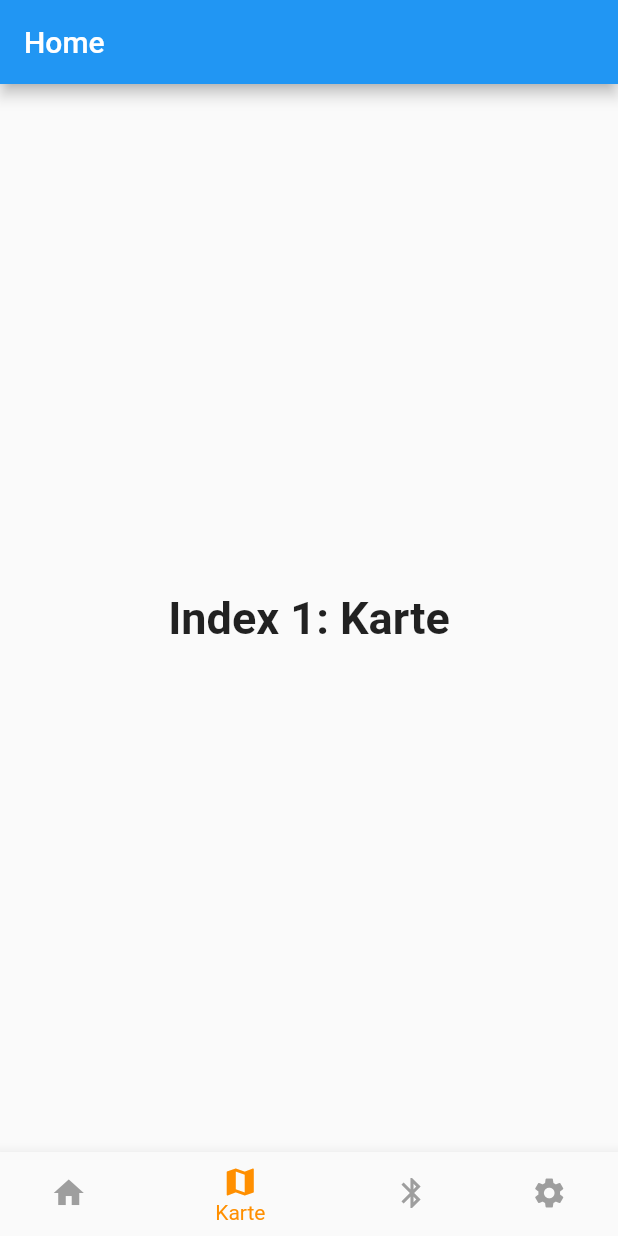
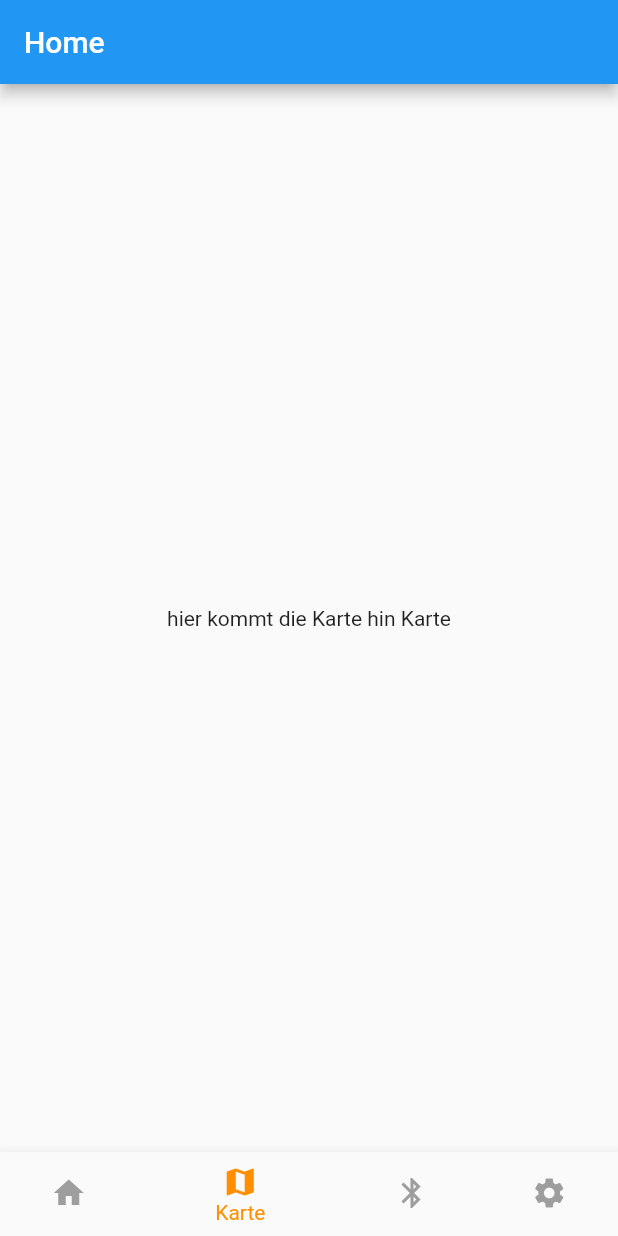
Before and after one commit to pascalboehler/Bycicle-Sensor-Project, a Flutter app: the screen it shows after launch, item 2 of the bottom bar chosen, on a phone screen of 412 x 824 dp. Run offline on Flutter 3.47's test engine with Material 2 defaults, Android fonts, the phone set to English and light mode, and no system bars; our stand-ins replace flutter_bluetooth_serial, flutter_map, latlong.

Commit message:
added MapPage

```diff
--- a/app/digiroad/lib/HomeView.dart
+++ b/app/digiroad/lib/HomeView.dart
@@ -9,6 +9,7 @@ import './SelectBondedDevicePage.dart';
 import './MeasureDataPage.dart';
 import './BluetoothData.dart';
 import './settings.dart';
+import './map.dart';
 
 
 class HomeView extends StatefulWidget {
@@ -26,10 +27,7 @@ class _HomeViewState extends State<HomeView> {
       'Index 0: Home',
       style: optionStyle,
     ),
-    Text(
-      'Index 1: Karte',
-      style: optionStyle,
-    ),
+    map(),
     BluetoothData(),
     settings(),
   ];
```
